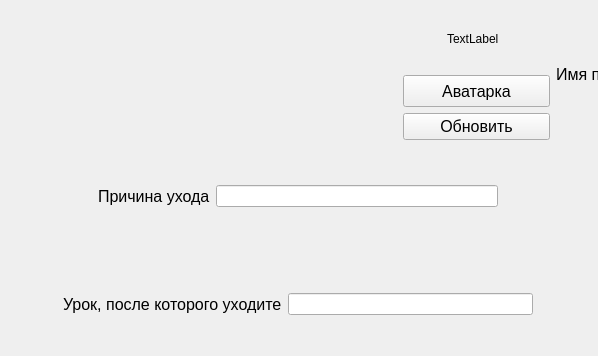
Old version of the form YandexProject1/ui_files/pupil_application_newnew.ui in the repository JKarak/app-for-applications; both pictures show x 212 to 810 and y 0 to 356 of the 1000 by 600 pixel window.
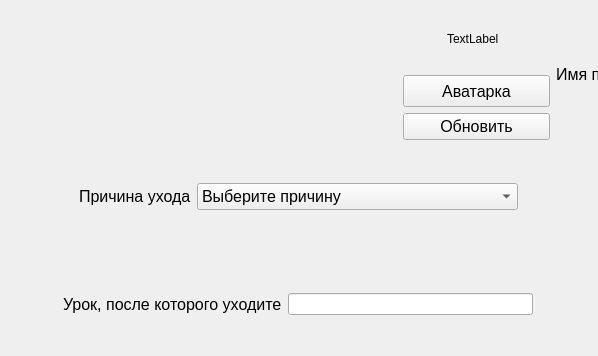
New version of the form.

What changed in the file:
```diff
--- a/YandexProject1/ui_files/pupil_application_newnew.ui
+++ b/YandexProject1/ui_files/pupil_application_newnew.ui
@@ -265,7 +265,48 @@
        </widget>
       </item>
       <item>
-       <widget class="QLineEdit" name="lineEdit"/>
+       <widget class="QComboBox" name="comboBox">
+        <property name="enabled">
+         <bool>true</bool>
+        </property>
+        <property name="sizePolicy">
+         <sizepolicy hsizetype="Minimum" vsizetype="Fixed">
+          <horstretch>0</horstretch>
+          <verstretch>0</verstretch>
+         </sizepolicy>
+        </property>
+        <property name="minimumSize">
+         <size>
+          <width>50</width>
+          <height>0</height>
+         </size>
+        </property>
+        <property name="font">
+         <font>
+          <pointsize>12</pointsize>
+         </font>
+        </property>
+        <item>
+         <property name="text">
+          <string>Выберите причину</string>
+         </property>
+        </item>
+        <item>
+         <property name="text">
+          <string>Врач/сдача анализов/диспансеризация</string>
+         </property>
+        </item>
+        <item>
+         <property name="text">
+          <string>Семейные обстоятельства</string>
+         </property>
+        </item>
+        <item>
+         <property name="text">
+          <string>Олимпиада</string>
+         </property>
+        </item>
+       </widget>
       </item>
       <item>
        <spacer name="horizontalSpacer_6">
```
Left out of the diff: 6 changed lines with no effect on the pictures.
